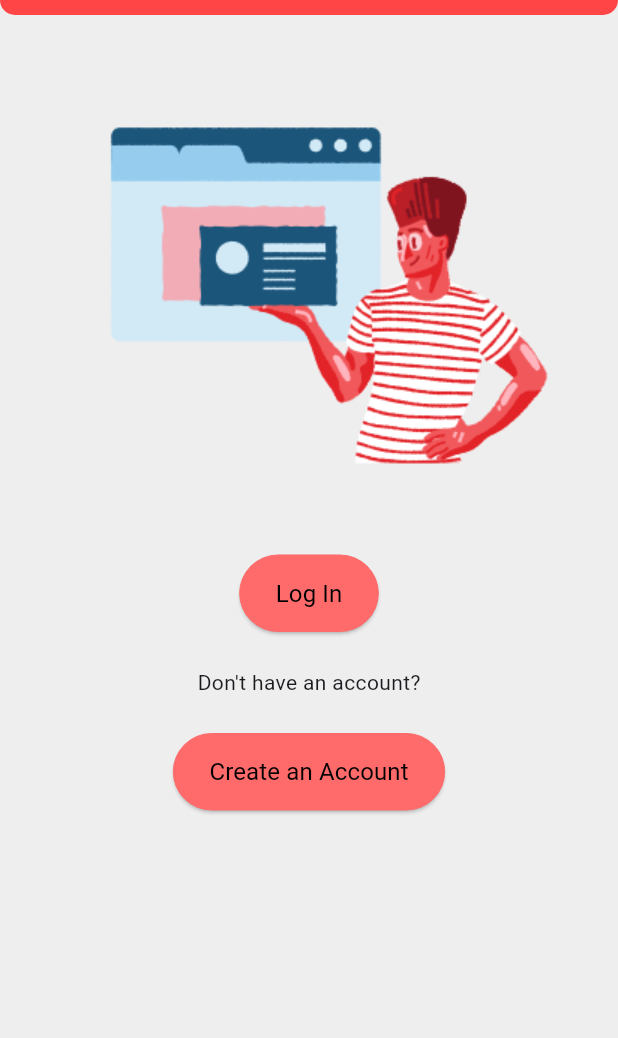
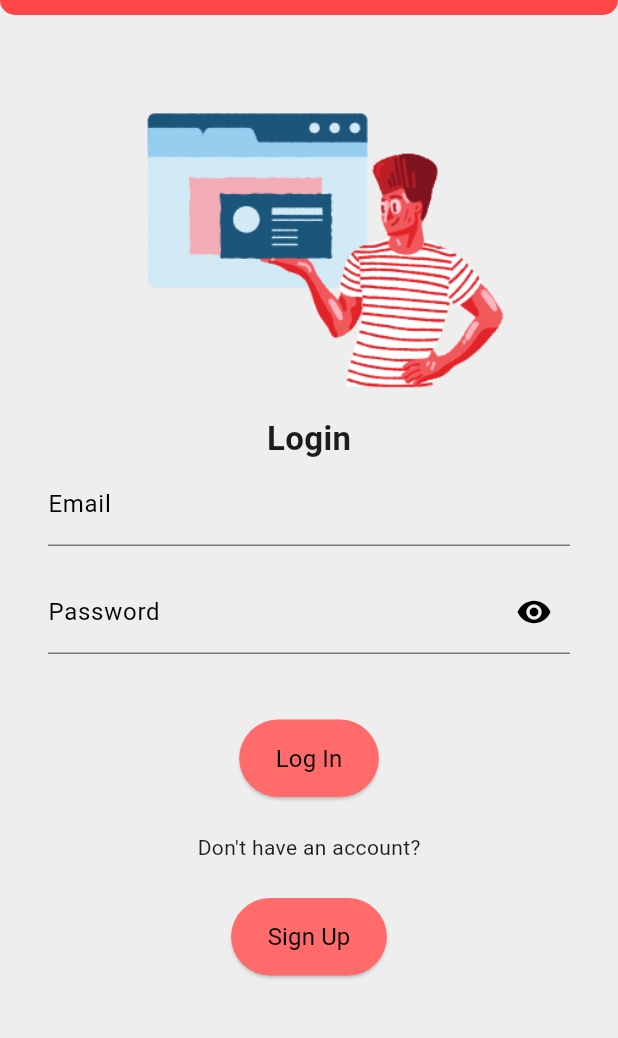
Before and after one commit to VihanDI/Emergency-SOS-App, a Flutter app: the screen it shows after launch, after a tap on the "logout" icon, on a phone screen of 412 x 824 dp, the part 105-1143 px from its top. Run offline on Flutter 3.47's test engine with Material 3 defaults, Android fonts, the phone set to English and light mode, and no system bars; our stand-ins replace carousel_slider, curved_navigation_bar, geolocator; network calls fail.

Commit message:
Update login screen

```diff
--- a/sos-app/lib/screens/login_screeen.dart
+++ b/sos-app/lib/screens/login_screeen.dart
@@ -12,13 +12,34 @@ class LoginScreen extends StatelessWidget {
       home: Scaffold(
         backgroundColor: Colors.grey[200],
         appBar: const MyAppBarDefault(),
-        body: Center(
+        body: SingleChildScrollView(
+          child: Padding(
+            padding: const EdgeInsets.all(32.0),
             child: Column(
+              crossAxisAlignment: CrossAxisAlignment.center,
               children: [
                 Padding(
-                padding: const EdgeInsets.symmetric(vertical: 40.0),
-                child: Image.asset('assets/signin.png'),
+                  padding: const EdgeInsets.symmetric(vertical: 5.0),
+                  child: Image.asset('assets/signin.png', width: 300),
                 ),
+                const Text("Login",
+                    style:
+                        TextStyle(fontSize: 22, fontWeight: FontWeight.w600)),
+                TextFormField(
+                  decoration: const InputDecoration(
+                    labelText: 'Email',
+                    focusedBorder: UnderlineInputBorder(
+                      borderSide: BorderSide(
+                          color: Colors.black), // Set the desired color
+                    ),
+                    labelStyle: TextStyle(
+                        color: Colors.black), // Set the label text color
+                  ),
+                  keyboardType: TextInputType.emailAddress,
+                ),
+                const SizedBox(height: 16.0),
+                const PasswordField(),
+                const SizedBox(height: 40.0),
                 Padding(
                   padding: const EdgeInsets.symmetric(vertical: 4.0),
                   child: ElevatedButton(
@@ -31,8 +52,8 @@ class LoginScreen extends StatelessWidget {
                       padding: const EdgeInsets.symmetric(
                           vertical: 14.0, horizontal: 24.0), // Set padding
                       shape: RoundedRectangleBorder(
-                      borderRadius:
-                          BorderRadius.circular(30.0), // Set the border radius
+                        borderRadius: BorderRadius.circular(
+                            30.0), // Set the border radius
                         side: const BorderSide(
                           color: Color(0xFFFF6B6B), // Set the border color
                           width: 0, // Set the border width
@@ -40,8 +61,8 @@ class LoginScreen extends StatelessWidget {
                       ),
                     ),
                     child: const Text('Log In',
-                      style:
-                          TextStyle(fontSize: 16, fontWeight: FontWeight.w400)),
+                        style: TextStyle(
+                            fontSize: 16, fontWeight: FontWeight.w400)),
                   ),
                 ),
                 const Padding(
@@ -60,23 +81,98 @@ class LoginScreen extends StatelessWidget {
                       padding: const EdgeInsets.symmetric(
                           vertical: 14.0, horizontal: 24.0), // Set padding
                       shape: RoundedRectangleBorder(
-                      borderRadius:
-                          BorderRadius.circular(30.0), // Set the border radius
+                        borderRadius: BorderRadius.circular(
+                            30.0), // Set the border radius
                         side: const BorderSide(
                           color: Color(0xFFFF6B6B), // Set the border color
                           width: 0, // Set the border width
                         ),
                       ),
                     ),
-                  child: const Text('Create an Account',
-                      style:
-                          TextStyle(fontSize: 16, fontWeight: FontWeight.w400)),
+                    child: const Text('Sign Up',
+                        style: TextStyle(
+                            fontSize: 16, fontWeight: FontWeight.w400)),
                   ),
                 ),
               ],
             ),
           ),
         ),
+      ),
+    );
+  }
+}
+
+class PasswordField extends StatefulWidget {
+  const PasswordField({super.key});
+
+  @override
+  _PasswordFieldState createState() => _PasswordFieldState();
+}
+
+class _PasswordFieldState extends State<PasswordField> {
+  bool _obscureText = true;
+
+  @override
+  Widget build(BuildContext context) {
+    return TextFormField(
+      decoration: InputDecoration(
+        labelText: 'Password',
+        focusedBorder: const UnderlineInputBorder(
+          borderSide: BorderSide(color: Colors.black), // Set the desired color
+        ),
+        labelStyle:
+            const TextStyle(color: Colors.black), // Set the label text color
+        suffixIcon: InkWell(
+          onTap: () {
+            setState(() {
+              _obscureText = !_obscureText;
+            });
+          },
+          child: Icon(
+            _obscureText ? Icons.visibility : Icons.visibility_off,
+            color: Colors.black, // Set the eye icon color
+          ),
+        ),
+      ),
+      obscureText: _obscureText,
+    );
+  }
+}
+
+class ConfirmPasswordField extends StatefulWidget {
+  const ConfirmPasswordField({super.key});
+
+  @override
+  _ConfirmPasswordFieldState createState() => _ConfirmPasswordFieldState();
+}
+
+class _ConfirmPasswordFieldState extends State<ConfirmPasswordField> {
+  bool _obscureText = true;
+
+  @override
+  Widget build(BuildContext context) {
+    return TextFormField(
+      decoration: InputDecoration(
+        labelText: 'Confirm Password',
+        focusedBorder: const UnderlineInputBorder(
+          borderSide: BorderSide(color: Colors.black), // Set the desired color
+        ),
+        labelStyle:
+            const TextStyle(color: Colors.black), // Set the label text color
+        suffixIcon: InkWell(
+          onTap: () {
+            setState(() {
+              _obscureText = !_obscureText;
+            });
+          },
+          child: Icon(
+            _obscureText ? Icons.visibility : Icons.visibility_off,
+            color: Colors.black, // Set the eye icon color
+          ),
+        ),
+      ),
+      obscureText: _obscureText,
     );
   }
 }
--- a/sos-app/pubspec.yaml
+++ b/sos-app/pubspec.yaml
@@ -36,8 +36,6 @@ dependencies:
   cupertino_icons: ^1.0.2
   url_launcher: ^6.2.2
   geolocator: ^10.1.0
-  firebase_auth: ^4.16.0
-
   carousel_slider: ^4.0.0
   curved_navigation_bar: ^1.0.3
 
```
Lines whose indentation alone changed are shown as unchanged.
